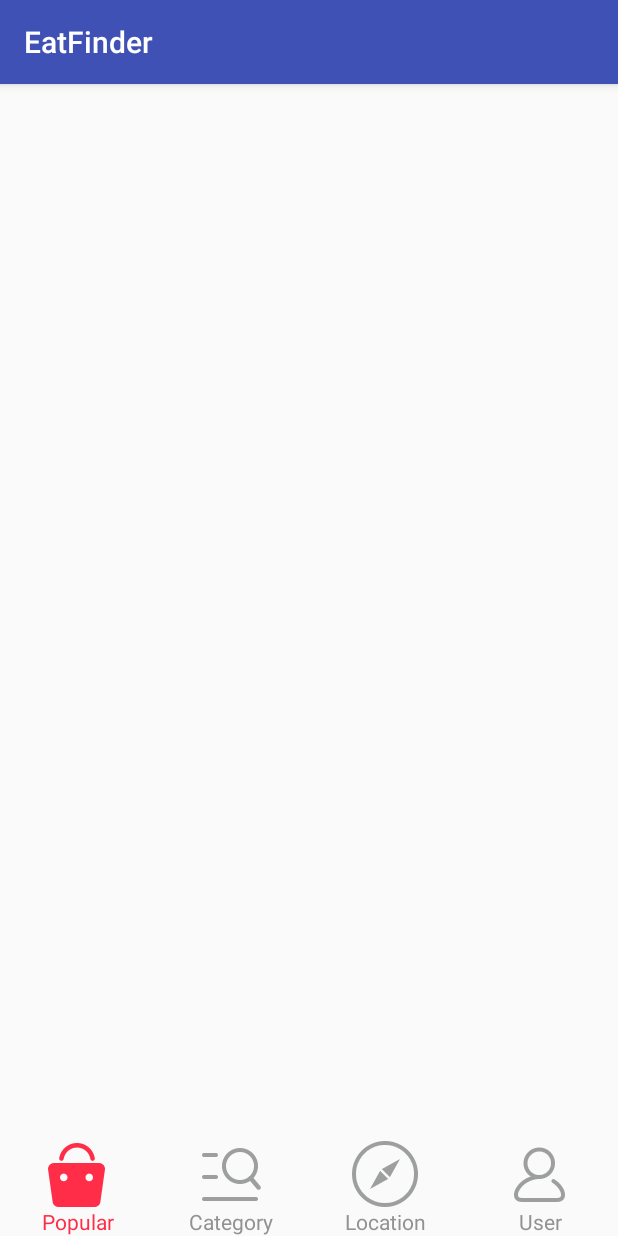
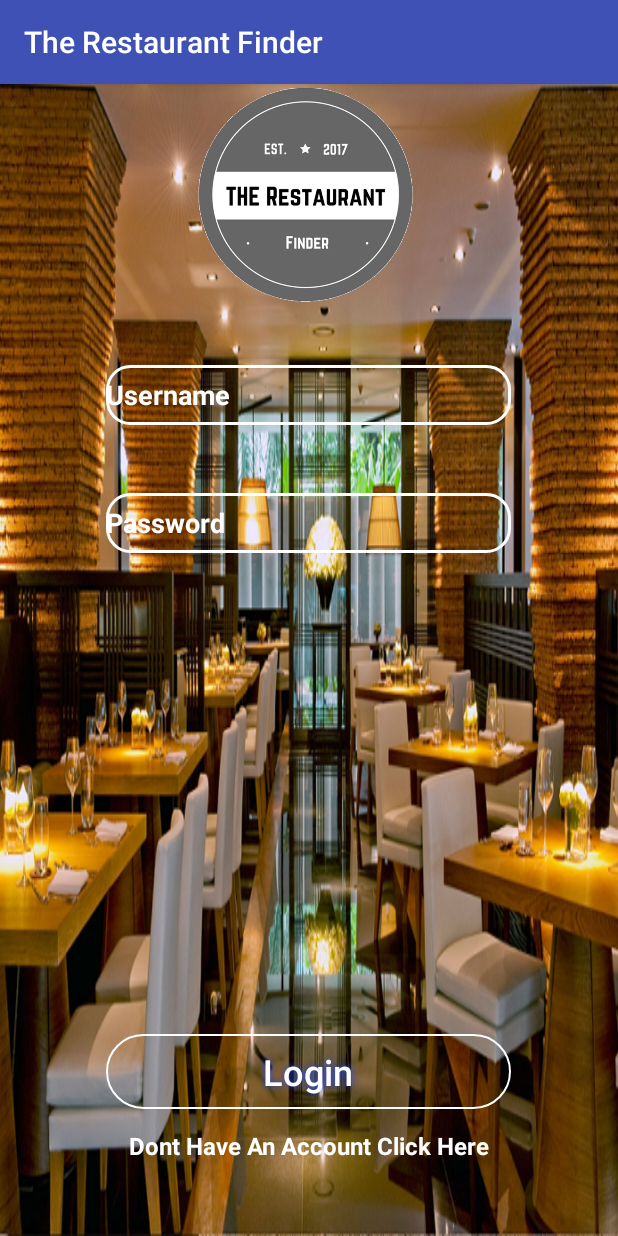
Before and after one commit to CSC3054-Group/GroupProject, an Android app: the screen it shows after launch (MainActivity before the commit, Login after it), on a phone screen of 412 x 824 dp. Run offline under Robolectric (Android 15) with nearby library versions, the phone set to English and light mode, and no system bars.

Commit message:
Created a two new activities and xml files for the login and register page. Changed the manifest file to load the login screen upon running on the emulator. Changed the title of the app to "The Restaurant Finder"

```diff
--- a/app/build.gradle
+++ b/app/build.gradle
@@ -25,5 +25,6 @@ dependencies {
         exclude group: 'com.android.support', module: 'support-annotations'
     })
     compile 'com.android.support:appcompat-v7:25.1.1'
+    compile 'com.android.support.constraint:constraint-layout:1.0.2'
     testCompile 'junit:junit:4.12'
 }
--- a/app/src/main/AndroidManifest.xml
+++ b/app/src/main/AndroidManifest.xml
@@ -8,13 +8,15 @@
         android:label="@string/app_name"
         android:supportsRtl="true"
         android:theme="@style/AppTheme">
-        <activity android:name=".activity.MainActivity">
+        <activity android:name=".activity.Login">
             <intent-filter>
                 <action android:name="android.intent.action.MAIN" />
 
                 <category android:name="android.intent.category.LAUNCHER" />
             </intent-filter>
         </activity>
+        <activity android:name=".activity.MainActivity" />
+        <activity android:name=".activity.Register"></activity>
     </application>
 
 </manifest>
--- /dev/null
+++ b/app/src/main/java/com/groupwork/activity/Login.java
@@ -0,0 +1,30 @@
+package com.groupwork.activity;
+
+import android.content.Intent;
+import android.support.v7.app.AppCompatActivity;
+import android.os.Bundle;
+import android.view.View;
+import android.widget.TextView;
+
+import com.groupwork.R;
+
+public class Login extends AppCompatActivity {
+
+    TextView noaccount;
+
+    @Override
+    protected void onCreate(Bundle savedInstanceState) {
+        super.onCreate(savedInstanceState);
+        setContentView(R.layout.activity_login);
+
+        noaccount = (TextView)findViewById(R.id.tv_noaccount);
+
+        noaccount.setOnClickListener(new View.OnClickListener() {
+            @Override
+            public void onClick(View v) {
+                Intent register = new Intent(Login.this, Register.class);
+                startActivity(register);
+            }
+        });
+    }
+}
--- /dev/null
+++ b/app/src/main/res/drawable/buttonshape.xml
@@ -0,0 +1,24 @@
+<?xml version="1.0" encoding="utf-8"?>
+
+<shape xmlns:android="http://schemas.android.com/apk/res/android" android:shape="rectangle" >
+    <corners
+        android:radius="100dp"
+        />
+    <solid
+        android:color="#00ffffff"
+        />
+    <padding
+        android:left="0dp"
+        android:top="0dp"
+        android:right="0dp"
+        android:bottom="0dp"
+        />
+    <size
+        android:width="270dp"
+        android:height="20dp"
+        />
+    <stroke
+        android:width="1dp"
+        android:color="#FFFFFF"
+        />
+</shape>
--- /dev/null
+++ b/app/src/main/res/drawable/roundededittext.xml
@@ -0,0 +1,21 @@
+<?xml version="1.0" encoding="utf-8"?>
+<!--  res/drawable/rounded_edittext.xml -->
+<shape xmlns:android="http://schemas.android.com/apk/res/android"
+    android:shape="rectangle" android:padding="10dp">
+    <solid android:color="#00FFFFFF"/>
+    <corners
+        android:bottomRightRadius="15dp"
+        android:bottomLeftRadius="15dp"
+        android:topLeftRadius="15dp"
+        android:topRightRadius="15dp"/>
+
+    <stroke
+        android:width="2dp"
+        android:color="#FFFFFF"
+        />
+    <size
+        android:width="270dp"
+        android:height="40dp"
+        />
+
+</shape>
--- /dev/null
+++ b/app/src/main/res/layout/activity_login.xml
@@ -0,0 +1,90 @@
+<?xml version="1.0" encoding="utf-8"?>
+<RelativeLayout xmlns:android="http://schemas.android.com/apk/res/android"
+    xmlns:app="http://schemas.android.com/apk/res-auto"
+    xmlns:tools="http://schemas.android.com/tools"
+    android:layout_width="match_parent"
+    android:layout_height="match_parent"
+    tools:context="com.groupwork.activity.Login"
+    android:background="@drawable/rest"
+    >
+    <Button
+        android:id="@+id/btn_login"
+        android:layout_width="270dp"
+        android:layout_height="50dp"
+        android:layout_marginBottom="13dp"
+        android:background="@drawable/buttonshape"
+        android:elevation="0dp"
+        android:shadowColor="#1745FF"
+        android:shadowDx="0"
+        android:shadowDy="0"
+        android:shadowRadius="5"
+        android:text="Login"
+        android:textAlignment="center"
+        android:textAllCaps="false"
+        android:textColor="#FFFFFF"
+        android:textSize="24sp"
+        android:layout_above="@+id/tv_noaccount"
+        android:layout_centerHorizontal="true" />
+
+    <TextView
+        android:id="@+id/tv_noaccount"
+        android:layout_width="wrap_content"
+        android:layout_height="wrap_content"
+        android:text="Dont Have An Account Click Here"
+
+        android:textAlignment="center"
+        android:textColor="#FFFFFF"
+        android:textSize="16sp"
+        android:textStyle="bold"
+        android:layout_alignParentBottom="true"
+        android:layout_alignStart="@+id/btn_login"
+        android:layout_marginBottom="49dp"
+        android:layout_alignEnd="@+id/btn_login" />
+
+    <ImageView
+        android:id="@+id/logo"
+        android:layout_width="150dp"
+        android:layout_height="150dp"
+        app:srcCompat="@drawable/logotwo"
+        android:layout_alignParentTop="true"
+        android:layout_centerHorizontal="true" />
+
+    <EditText
+        android:id="@+id/et_uname_login"
+        android:layout_width="wrap_content"
+        android:layout_height="wrap_content"
+        android:layout_alignEnd="@+id/btn_login"
+        android:layout_alignStart="@+id/btn_login"
+        android:layout_below="@+id/logo"
+        android:layout_marginTop="37dp"
+        android:background="@drawable/roundededittext"
+        android:ems="10"
+        android:inputType="textPersonName"
+        android:textColor="#FFFFFF"
+        android:textAlignment="textStart"
+        android:textStyle="bold"
+        android:hint="Username"
+        android:textColorHint="#FFFFFF"/>
+
+    <EditText
+        android:id="@+id/et_pword_login"
+        android:layout_width="wrap_content"
+        android:layout_height="wrap_content"
+        android:layout_alignEnd="@+id/et_uname_login"
+        android:layout_alignStart="@+id/et_uname_login"
+        android:layout_below="@+id/et_uname_login"
+        android:layout_marginTop="45dp"
+        android:background="@drawable/roundededittext"
+        android:ems="10"
+        android:hint="Password"
+        android:inputType="textPassword"
+        android:textAlignment="textStart"
+        android:textColor="#FFFFFF"
+        android:textColorHint="#FFFFFF"
+        android:textStyle="bold" />
+
+
+
+
+
+</RelativeLayout>
--- a/app/src/main/res/values/strings.xml
+++ b/app/src/main/res/values/strings.xml
@@ -1,5 +1,5 @@
 <resources>
-    <string name="app_name">EatFinder</string>
+    <string name="app_name">The Restaurant Finder</string>
     <string name="text_popular">Popular</string>
     <string name="text_category">Category</string>
     <string name="text_location">Location</string>
```
Also changed, not shown: app/src/main/java/com/groupwork/activity/Register.java (added, +29 -0 lines), app/src/main/res/layout/activity_register.xml (added, +120 -0 lines), app/src/main/res/drawable/logotwo.png (added), app/src/main/res/drawable/rest.png (added).
